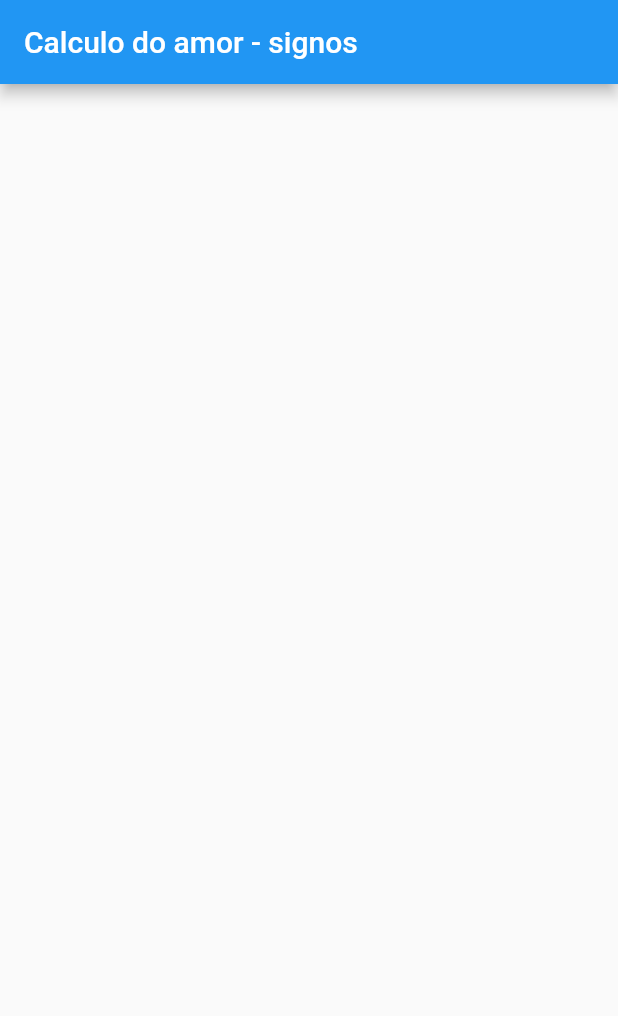
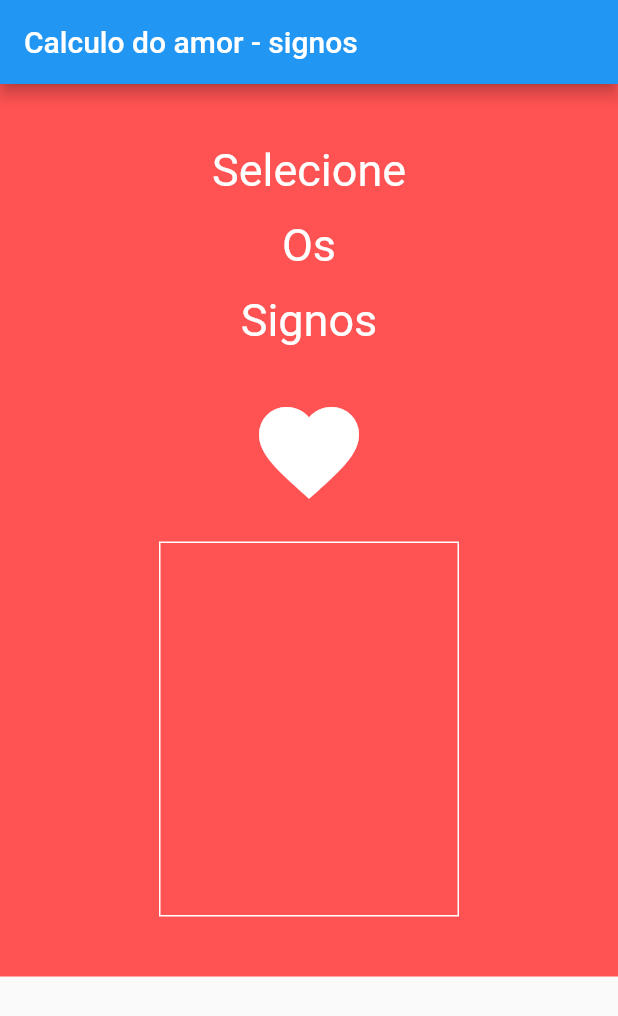
Before and after one commit to EmanoelV/Combinador-de-signos-amor, a Flutter app: the screen it shows after launch, on a phone screen of 412 x 824 dp. Shown: the top 1016 px of the screen. Run offline on Flutter 3.47's test engine with Material 2 defaults, Android fonts, the phone set to English and light mode, and no system bars.

Commit message:
fazendo a tela 1

```diff
--- a/lib/view/home.dart
+++ b/lib/view/home.dart
@@ -16,6 +16,69 @@ class _MyHomePageState extends State<MyHomePage> {
       appBar: AppBar(
         title: Text(widget.title),
       ),
+      body: SingleChildScrollView(
+        child: Container(
+          width: double.infinity,
+          padding: EdgeInsets.only(
+            top: 40,
+            left: 20,
+            right: 20,
+            bottom: 40,
+          ),
+          color: Colors.redAccent,
+          child: Column(
+            children: <Widget>[
+              Text(
+                'Selecione',
+                style: TextStyle(
+                  color: Colors.white,
+                  fontSize: 30,
+                ),
+              ),
+              SizedBox(
+                height: 15,
+              ),
+              Text(
+                'Os',
+                style: TextStyle(
+                  color: Colors.white,
+                  fontSize: 30,
+                ),
+              ),
+              SizedBox(
+                height: 15,
+              ),
+              Text(
+                'Signos',
+                style: TextStyle(
+                  color: Colors.white,
+                  fontSize: 30,
+                ),
+              ),
+              SizedBox(
+                height: 30,
+              ),
+              Icon(
+                Icons.favorite,
+                size: 80,
+                color: Colors.white,
+              ),
+              SizedBox(
+                height: 20,
+              ),
+              Container(
+                height: 250,
+                width: 200,
+                decoration: BoxDecoration(
+                  border: Border.all(
+                    color: Colors.white,
+                  ),
+                ),
+              ),
+            ],
+          ),
+        ),
+      ),
     );
   }
 }
```
